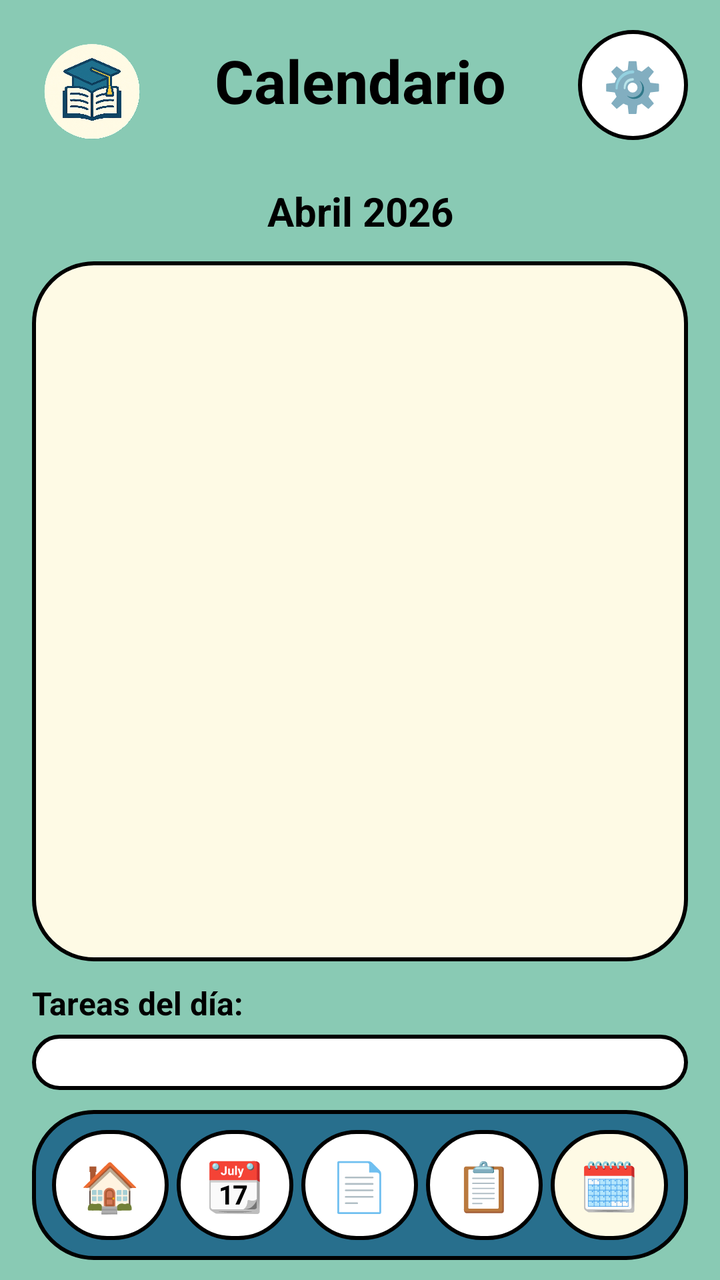
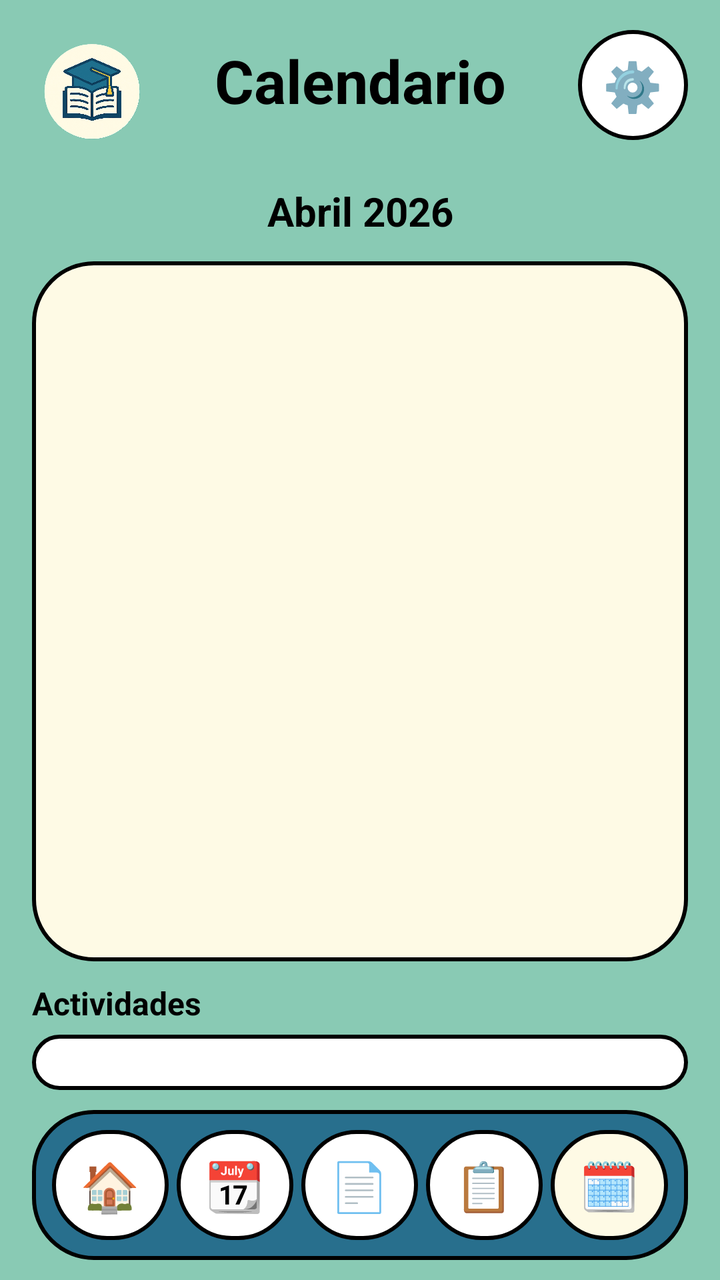

Two renders of the same Android screen: before a commit and after it. Below are the layout's source before the change and the commit's diff.
<!-- AndroidManifest.xml: application theme Theme.StudyApp -->
<!-- res/layout/calendario.xml -->
<?xml version="1.0" encoding="utf-8"?>
<RelativeLayout xmlns:android="http://schemas.android.com/apk/res/android"
    xmlns:app="http://schemas.android.com/apk/res-auto"
    android:layout_width="match_parent"
    android:layout_height="match_parent"
    android:paddingLeft="16dp"
    android:paddingRight="16dp"
    android:background="#89CAB4">

    <TextView
        android:id="@+id/lbl_Titulo"
        android:layout_width="match_parent"
        android:layout_height="wrap_content"
        android:layout_marginTop="20dp"
        android:fontFamily="sans-serif"
        android:text="Calendario"
        android:textAlignment="center"
        android:textColor="@color/black"
        android:textSize="30sp"
        android:textStyle="bold" />

    <ImageView
        android:id="@+id/img_study"
        android:layout_width="60dp"
        android:layout_height="60dp"
        android:layout_below="@id/lbl_Titulo"
        android:layout_marginTop="-45dp"
        android:src="@drawable/logosinfondo" />

    
    <Button
        android:id="@+id/btnConfiguracion"
        android:layout_width="55dp"
        android:layout_height="55dp"
        android:layout_alignParentEnd="true"
        android:layout_marginTop="15dp"
        android:background="@drawable/blanco_redondiado"
        android:text="⚙️"
        android:textSize="24sp"
        android:minWidth="0dp"
        android:minHeight="0dp"
        android:padding="0dp"
        app:backgroundTint="@null" />

    <LinearLayout
        android:id="@+id/layoutMes"
        android:layout_width="match_parent"
        android:layout_height="wrap_content"
        android:layout_below="@id/img_study"
        android:layout_marginTop="10dp"
        android:gravity="center"
        android:orientation="horizontal">
        <Button android:id="@+id/btnMesAnterior" android:layout_width="40dp" android:layout_height="40dp" android:text="◀" android:background="@android:color/transparent" android:textColor="@color/black" android:textSize="20sp" />
        <TextView android:id="@+id/txtMesActual" android:layout_width="200dp" android:layout_height="wrap_content" android:text="Abril 2026" android:textAlignment="center" android:textColor="@color/black" android:textSize="20sp" android:textStyle="bold" />
        <Button android:id="@+id/btnMesSiguiente" android:layout_width="40dp" android:layout_height="40dp" android:text="▶" android:background="@android:color/transparent" android:textColor="@color/black" android:textSize="20sp" />
    </LinearLayout>

    
    <FrameLayout
        android:id="@+id/ContenedorCalendario"
        android:layout_width="match_parent"
        android:layout_height="350dp"
        android:layout_below="@id/layoutMes"
        android:layout_marginTop="5dp"
        android:background="@drawable/button_rounded"
        android:padding="10dp">

        <androidx.recyclerview.widget.RecyclerView
            android:id="@+id/rvCalendario"
            android:layout_width="match_parent"
            android:layout_height="match_parent" />
    </FrameLayout>

    <TextView
        android:id="@+id/lblTareasDia"
        android:layout_width="wrap_content"
        android:layout_height="wrap_content"
        android:layout_below="@id/ContenedorCalendario"
        android:layout_marginTop="10dp"
        android:text="Tareas del día:"
        android:textColor="@color/black"
        android:textStyle="bold"
        android:textSize="16sp" />

    
    <FrameLayout
        android:id="@+id/frameTareas"
        android:layout_width="match_parent"
        android:layout_height="match_parent"
        android:layout_below="@id/lblTareasDia"
        android:layout_above="@+id/toolbarIcons"
        android:layout_marginTop="5dp"
        android:layout_marginBottom="10dp"
        android:background="@drawable/blanco_redondiado">
        <androidx.recyclerview.widget.RecyclerView
            android:id="@+id/rvTareasDia"
            android:layout_width="match_parent"
            android:layout_height="match_parent"
            android:padding="5dp" />
    </FrameLayout>

    <LinearLayout
        android:id="@+id/toolbarIcons"
        android:layout_width="match_parent"
        android:layout_height="75dp"
        android:layout_alignParentBottom="true"
        android:layout_centerHorizontal="true"
        android:layout_marginBottom="10dp"
        android:background="@drawable/verde_redondiado"
        android:gravity="center"
        android:orientation="horizontal"
        android:paddingHorizontal="8dp">

        <Button android:id="@+id/btnInicio" android:layout_width="0dp" android:layout_height="55dp" android:layout_margin="2dp" android:layout_weight="1" android:background="@drawable/blanco_redondiado" android:text="🏠" android:textSize="24sp" android:padding="0dp" android:minWidth="0dp" android:minHeight="0dp" app:backgroundTint="@null" />
        <Button android:id="@+id/btnCalendario" android:layout_width="0dp" android:layout_height="55dp" android:layout_margin="2dp" android:layout_weight="1" android:background="@drawable/blanco_redondiado" android:text="📆" android:textSize="24sp" android:padding="0dp" android:minWidth="0dp" android:minHeight="0dp" app:backgroundTint="@null" />
        <Button android:id="@+id/btnTareas" android:layout_width="0dp" android:layout_height="55dp" android:layout_margin="2dp" android:layout_weight="1" android:background="@drawable/blanco_redondiado" android:text="📄" android:textSize="24sp" android:padding="0dp" android:minWidth="0dp" android:minHeight="0dp" app:backgroundTint="@null" />
        <Button android:id="@+id/btnKamba" android:layout_width="0dp" android:layout_height="55dp" android:layout_margin="2dp" android:layout_weight="1" android:background="@drawable/blanco_redondiado" android:text="📋" android:textSize="24sp" android:padding="0dp" android:minWidth="0dp" android:minHeight="0dp" app:backgroundTint="@null" />
        <Button android:id="@+id/btnEventos" android:layout_width="0dp" android:layout_height="55dp" android:layout_margin="2dp" android:layout_weight="1" android:background="@drawable/button_rounded" android:text="🗓️" android:textSize="24sp" android:padding="0dp" android:minWidth="0dp" android:minHeight="0dp" app:backgroundTint="@null" />
    </LinearLayout>

</RelativeLayout>
<!-- resources referenced by this layout -->
<resources>
  <color name="black">#FF000000</color>
  <!-- drawable blanco_redondiado (drawable) -->
  <?xml version="1.0" encoding="utf-8"?>
  <shape xmlns:android="http://schemas.android.com/apk/res/android">
      <solid android:color="@color/white" />
      <corners android:radius="30dp" />
      <stroke
          android:width="2dp"
          android:color="@color/black" />
  </shape>
  <!-- drawable button_rounded (drawable) -->
  <?xml version="1.0" encoding="utf-8"?>
  <shape xmlns:android="http://schemas.android.com/apk/res/android">
      <solid android:color="@color/cream" />
      <corners android:radius="30dp" />
      <stroke
          android:width="2dp"
          android:color="@color/black" />
  </shape>
  <!-- drawable logosinfondo: png bitmap (drawable, 506525 bytes) -->
  <!-- drawable verde_redondiado (drawable) -->
  <?xml version="1.0" encoding="utf-8"?>
  <shape xmlns:android="http://schemas.android.com/apk/res/android">
      <solid android:color="@color/verde_fuerte" />
      <corners android:radius="30dp" />
      <stroke
          android:width="2dp"
          android:color="@color/black" />
  </shape>
  <style name="Theme.StudyApp" parent="Base.Theme.StudyApp" />
  <color name="white">#FFFFFFFF</color>
  <color name="cream">#FEFAE5</color>
  <color name="verde_fuerte">#286f8d</color>
  <style name="Base.Theme.StudyApp" parent="Theme.Material3.DayNight.NoActionBar">
          
          <item name="colorPrimary">@color/color_azul</item>
          <item name="colorAccent">@color/color_azul</item>
      </style>
  <color name="color_azul">#2196F3</color>
</resources>

<!-- the commit's change to res/layout/calendario.xml (unified diff, before → after) -->
@@ -13,7 +13,7 @@
         android:layout_height="wrap_content"
         android:layout_marginTop="20dp"
         android:fontFamily="sans-serif"
-        android:text="Calendario"
+        android:text="@string/title_calendario"
         android:textAlignment="center"
         android:textColor="@color/black"
         android:textSize="30sp"
@@ -35,7 +35,7 @@
         android:layout_alignParentEnd="true"
         android:layout_marginTop="15dp"
         android:background="@drawable/blanco_redondiado"
-        android:text="⚙️"
+        android:text="@string/icon_settings"
         android:textSize="24sp"
         android:minWidth="0dp"
         android:minHeight="0dp"
@@ -77,7 +77,7 @@
         android:layout_height="wrap_content"
         android:layout_below="@id/ContenedorCalendario"
         android:layout_marginTop="10dp"
-        android:text="Tareas del día:"
+        android:text="@string/title_actividades"
         android:textColor="@color/black"
         android:textStyle="bold"
         android:textSize="16sp" />
@@ -96,7 +96,7 @@
             android:id="@+id/rvTareasDia"
             android:layout_width="match_parent"
             android:layout_height="match_parent"
-            android:padding="5dp" />
+            padding="5dp" />
     </FrameLayout>
 
     <LinearLayout
@@ -111,11 +111,11 @@
         android:orientation="horizontal"
         android:paddingHorizontal="8dp">
 
-        <Button android:id="@+id/btnInicio" android:layout_width="0dp" android:layout_height="55dp" android:layout_margin="2dp" android:layout_weight="1" android:background="@drawable/blanco_redondiado" android:text="🏠" android:textSize="24sp" android:padding="0dp" android:minWidth="0dp" android:minHeight="0dp" app:backgroundTint="@null" />
-        <Button android:id="@+id/btnCalendario" android:layout_width="0dp" android:layout_height="55dp" android:layout_margin="2dp" android:layout_weight="1" android:background="@drawable/blanco_redondiado" android:text="📆" android:textSize="24sp" android:padding="0dp" android:minWidth="0dp" android:minHeight="0dp" app:backgroundTint="@null" />
-        <Button android:id="@+id/btnTareas" android:layout_width="0dp" android:layout_height="55dp" android:layout_margin="2dp" android:layout_weight="1" android:background="@drawable/blanco_redondiado" android:text="📄" android:textSize="24sp" android:padding="0dp" android:minWidth="0dp" android:minHeight="0dp" app:backgroundTint="@null" />
-        <Button android:id="@+id/btnKamba" android:layout_width="0dp" android:layout_height="55dp" android:layout_margin="2dp" android:layout_weight="1" android:background="@drawable/blanco_redondiado" android:text="📋" android:textSize="24sp" android:padding="0dp" android:minWidth="0dp" android:minHeight="0dp" app:backgroundTint="@null" />
-        <Button android:id="@+id/btnEventos" android:layout_width="0dp" android:layout_height="55dp" android:layout_margin="2dp" android:layout_weight="1" android:background="@drawable/button_rounded" android:text="🗓️" android:textSize="24sp" android:padding="0dp" android:minWidth="0dp" android:minHeight="0dp" app:backgroundTint="@null" />
+        <Button android:id="@+id/btnInicio" android:layout_width="0dp" android:layout_height="55dp" android:layout_margin="2dp" android:layout_weight="1" android:background="@drawable/blanco_redondiado" android:text="@string/icon_home" android:textSize="24sp" android:padding="0dp" android:minWidth="0dp" android:minHeight="0dp" app:backgroundTint="@null" />
+        <Button android:id="@+id/btnCalendario" android:layout_width="0dp" android:layout_height="55dp" android:layout_margin="2dp" android:layout_weight="1" android:background="@drawable/blanco_redondiado" android:text="@string/icon_calendar" android:textSize="24sp" android:padding="0dp" android:minWidth="0dp" android:minHeight="0dp" app:backgroundTint="@null" />
+        <Button android:id="@+id/btnTareas" android:layout_width="0dp" android:layout_height="55dp" android:layout_margin="2dp" android:layout_weight="1" android:background="@drawable/blanco_redondiado" android:text="@string/icon_tasks" android:textSize="24sp" android:padding="0dp" android:minWidth="0dp" android:minHeight="0dp" app:backgroundTint="@null" />
+        <Button android:id="@+id/btnKamba" android:layout_width="0dp" android:layout_height="55dp" android:layout_margin="2dp" android:layout_weight="1" android:background="@drawable/blanco_redondiado" android:text="@string/icon_kanba" android:textSize="24sp" android:padding="0dp" android:minWidth="0dp" android:minHeight="0dp" app:backgroundTint="@null" />
+        <Button android:id="@+id/btnEventos" android:layout_width="0dp" android:layout_height="55dp" android:layout_margin="2dp" android:layout_weight="1" android:background="@drawable/button_rounded" android:text="@string/icon_events" android:textSize="24sp" android:padding="0dp" android:minWidth="0dp" android:minHeight="0dp" app:backgroundTint="@null" />
     </LinearLayout>
 
 </RelativeLayout>
<!-- resource entries referenced after the edit -->
@@ -29,6 +29,14 @@
           android:width="2dp"
           android:color="@color/black" />
   </shape>
+  <string name="icon_calendar">📆</string>
+  <string name="icon_events">🗓️</string>
+  <string name="icon_home">🏠</string>
+  <string name="icon_kanba">📋</string>
+  <string name="icon_settings">⚙️</string>
+  <string name="icon_tasks">📄</string>
+  <string name="title_actividades">Actividades</string>
+  <string name="title_calendario">Calendario</string>
   <style name="Theme.StudyApp" parent="Base.Theme.StudyApp" />
   <color name="white">#FFFFFFFF</color>
   <color name="cream">#FEFAE5</color>
